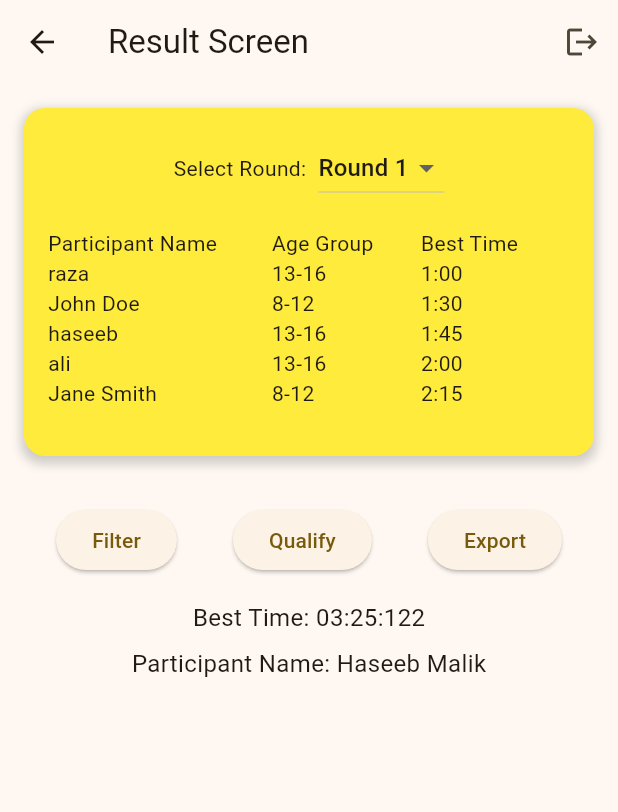
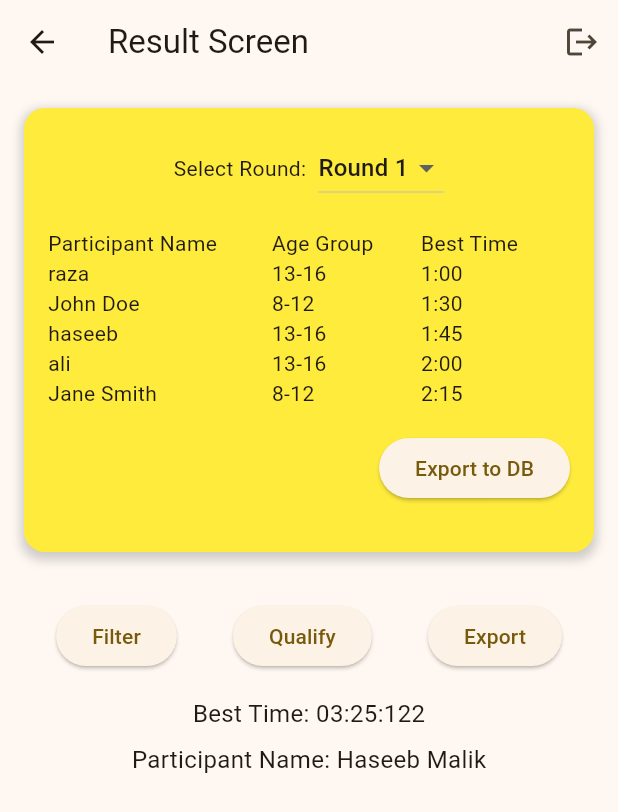
Before and after one commit to HaseebMalik22/Rubiks-Cube-App, a Flutter app: the DashboardScreen screen opened directly, after a tap on "Active", after a tap on "Results", on a phone screen of 412 x 824 dp. Shown: the top 812 px of the screen. Run offline on Flutter 3.47's test engine with Material 2 defaults, Android fonts, the phone set to English and light mode, and no system bars; our stand-ins replace fluttertoast; missing offline and left inert: qr_code_scanner.

Commit message:
second commit

```diff
--- a/lib/dashboard.dart
+++ b/lib/dashboard.dart
@@ -7,10 +7,10 @@ import 'package:rubikscube/resultscreen.dart';
 import 'package:rubikscube/roundsetup.dart';
 
 void main() {
-  runApp(DashboardApp());
+  runApp(MyApp());
 }
 
-class DashboardApp extends StatelessWidget {
+class MyApp extends StatelessWidget {
   @override
   Widget build(BuildContext context) {
     return MaterialApp(
@@ -29,11 +29,12 @@ class DashboardScreen extends StatefulWidget {
 }
 
 class _DashboardScreenState extends State<DashboardScreen> {
-  List<bool> roundToggleStates = [true, false, true];
+  List<bool> roundToggleStates = [true, false, false, false];
   List<List<bool>> attemptToggleStates = [
-    [true, false, true],
+    [true, false, false],
     [false, true, false],
-    [true, true, true],
+    [false, false, true],
+    [false, false, false],
   ];
 
   void toggleRoundState(int index) {
@@ -44,8 +45,9 @@ class _DashboardScreenState extends State<DashboardScreen> {
 
   void toggleAttemptState(int roundIndex, int attemptIndex) {
     setState(() {
-      attemptToggleStates[roundIndex][attemptIndex] =
-      !attemptToggleStates[roundIndex][attemptIndex];
+      for (int i = 0; i < attemptToggleStates[roundIndex].length; i++) {
+        attemptToggleStates[roundIndex][i] = (i == attemptIndex);
+      }
     });
   }
 
@@ -67,12 +69,10 @@ class _DashboardScreenState extends State<DashboardScreen> {
                   builder: (context) => Home(),
                 ),
               );
-
             },
           ),
         ],
       ),
-
       drawer: Drawer(
         child: ListView(
           padding: EdgeInsets.zero,
@@ -150,73 +150,42 @@ class _DashboardScreenState extends State<DashboardScreen> {
         child: Padding(
           padding: EdgeInsets.all(16.0),
           child: Column(
-            crossAxisAlignment: CrossAxisAlignment.stretch,
+            crossAxisAlignment: CrossAxisAlignment.start,
             children: <Widget>[
               Text(
-                'Rounds',
+                'Current Rounds',
                 style: TextStyle(
-                  fontSize: 18.0,
+                  fontSize: 20.0,
                   fontWeight: FontWeight.bold,
                 ),
               ),
-              SizedBox(height: 10.0),
-              Container(
-                decoration: BoxDecoration(
-                  color: Colors.yellow,
-                  borderRadius: BorderRadius.circular(14.0),
-                  boxShadow: [
-                    BoxShadow(
-                      color: Colors.black.withOpacity(0.3),
-                      spreadRadius: 2,
-                      blurRadius: 5,
-                      offset: Offset(0, 3),
+              SizedBox(height: 16.0),
+              SingleChildScrollView(
+                scrollDirection: Axis.horizontal,
+                child: Row(
+                  children: <Widget>[
+                    for (int i = 0; i < roundToggleStates.length; i++)
+                      RoundToggle(
+                        roundNumber: i + 1,
+                        active: roundToggleStates[i],
+                        onToggle: () => toggleRoundState(i),
+                        attemptToggleStates: attemptToggleStates[i],
+                        onAttemptToggle: (index) => toggleAttemptState(i, index),
                       ),
                   ],
-                ),
-                child: Padding(
-                  padding: EdgeInsets.all(16.0),
-                  child: Row(
-                    mainAxisAlignment: MainAxisAlignment.spaceEvenly,
-                    children: <Widget>[
-                      RoundToggle(
-                        roundNumber: 1,
-                        active: roundToggleStates[0],
-                        onToggle: () => toggleRoundState(0),
-                        attemptToggleStates: attemptToggleStates[0],
-                        onAttemptToggle: (index) => toggleAttemptState(0, index),
-                      ),
-                      RoundToggle(
-                        roundNumber: 2,
-                        active: roundToggleStates[1],
-                        onToggle: () => toggleRoundState(1),
-                        attemptToggleStates: attemptToggleStates[1],
-                        onAttemptToggle: (index) => toggleAttemptState(1, index),
-                      ),
-                      // RoundToggle(
-                      //   roundNumber: 3,
-                      //   active: roundToggleStates[2],
-                      //   onToggle: () => toggleRoundState(2),
-                      //   attemptToggleStates: attemptToggleStates[2],
-                      //   onAttemptToggle: (index) => toggleAttemptState(2, index),
-                      // ),
-                    ],
-                  ),
                 ),
               ),
               SizedBox(height: 20.0),
               Text(
                 'Actions',
                 style: TextStyle(
-                  fontSize: 18.0,
+                  fontSize: 20.0,
                   fontWeight: FontWeight.bold,
                 ),
               ),
-              SizedBox(height: 10.0),
+              SizedBox(height: 16.0),
               Expanded(
-                child: ListView(
-                  shrinkWrap: true,
-                  children: <Widget>[
-                    GridView.count(
+                child: GridView.count(
                   crossAxisCount: 2,
                   mainAxisSpacing: 20.0,
                   crossAxisSpacing: 16.0,
@@ -237,15 +206,85 @@ class _DashboardScreenState extends State<DashboardScreen> {
                     ),
                     DashboardBox(
                       image: AssetImage('assets/images/best-time.png'),
-                          text: 'Best time',
-                        ),
-                      ],
+                      text: 'Best Time',
                     ),
                   ],
                 ),
               ),
             ],
           ),
+        ),
+      ),
+    );
+  }
+}
+
+class RoundToggle extends StatelessWidget {
+  final int roundNumber;
+  final bool active;
+  final VoidCallback onToggle;
+  final List<bool> attemptToggleStates;
+  final Function(int) onAttemptToggle;
+
+  const RoundToggle({
+    required this.roundNumber,
+    required this.active,
+    required this.onToggle,
+    required this.attemptToggleStates,
+    required this.onAttemptToggle,
+  });
+
+  @override
+  Widget build(BuildContext context) {
+    return Card(
+      elevation: 4, // Add elevation for the drop shadow
+      shape: RoundedRectangleBorder(
+        borderRadius: BorderRadius.circular(16.0), // Set border radius for curved corners
+      ),
+      child: Container(
+        decoration: BoxDecoration(
+          borderRadius: BorderRadius.circular(16.0), // Set border radius for curved corners
+          color: Colors.yellow, // Set the background color to yellow
+        ),
+        padding: EdgeInsets.all(16.0), // Add padding for spacing
+        child: Column(
+          children: <Widget>[
+            Text(
+              'Round $roundNumber',
+              style: TextStyle(
+                fontSize: 16.0,
+                fontWeight: FontWeight.bold,
+              ),
+            ),
+            SizedBox(height: 10.0),
+            ElevatedButton(
+              onPressed: onToggle,
+              style: ElevatedButton.styleFrom(
+                primary: active ? Colors.green : Colors.red[400],
+              ),
+              child: Text(active ? 'Active' : 'Inactive'),
+            ),
+            SizedBox(height: 10.0),
+            SingleChildScrollView(
+              scrollDirection: Axis.horizontal,
+              child: Row(
+                children: <Widget>[
+                  for (int i = 0; i < attemptToggleStates.length; i++)
+                    Padding(
+                      padding: EdgeInsets.only(right: 10.0),
+                      child: ElevatedButton(
+                        onPressed: () => onAttemptToggle(i),
+                        style: ElevatedButton.styleFrom(
+                          primary: attemptToggleStates[i] ? Colors.green : Colors.red[400],
+                          padding: EdgeInsets.symmetric(horizontal: 20.0),
+                        ),
+                        child: Text('Attempt ${i + 1}'),
+                      ),
+                    ),
+                ],
+              ),
+            ),
+          ],
         ),
       ),
     );
@@ -283,7 +322,7 @@ class DashboardBox extends StatelessWidget {
               builder: (context) => ResultScreen(),
             ),
           );
-        } else if (text == 'Best time') {
+        } else if (text == 'Best Time') {
           // Replace the navigation with a toast message
           showToastMessage(context);
         }
@@ -294,7 +333,7 @@ class DashboardBox extends StatelessWidget {
           borderRadius: BorderRadius.circular(14.0),
           boxShadow: [
             BoxShadow(
-              color: Colors.white.withOpacity(0.3),
+              color: Colors.grey.withOpacity(0.3),
               spreadRadius: 2,
               blurRadius: 5,
               offset: Offset(0, 3),
@@ -335,50 +374,72 @@ class DashboardBox extends StatelessWidget {
   }
 }
 
-class RoundToggle extends StatelessWidget {
-  final int roundNumber;
-  final bool active;
-  final void Function()? onToggle;  // Update the property type
-  final List<bool> attemptToggleStates;
-  final Function(int) onAttemptToggle;
-
-  const RoundToggle({
-    required this.roundNumber,
-    required this.active,
-    required this.onToggle,
-    required this.attemptToggleStates,
-    required this.onAttemptToggle,
-  });
-
-  @override
-  Widget build(BuildContext context) {
-    return Column(
-      children: <Widget>[
-        Text(
-          'Round $roundNumber',
-          style: TextStyle(
-            fontWeight: FontWeight.bold,
-          ),
-        ),
-        SizedBox(height: 10.0),
-        ToggleButtons(
-          children: <Widget>[
-            Text('1st'),
-            Text('2nd'),
-            Text('3rd'),
-          ],
-          isSelected: attemptToggleStates,
-          onPressed: onAttemptToggle,
-        ),
-        SizedBox(height: 10.0),
-        ElevatedButton(
-          onPressed: onToggle,
-          child: Text(active ? 'Active' : 'Inactive'),
-          style: ElevatedButton.styleFrom(
-            primary: active ? Colors.green : Colors.red,
-          ),
-        ),
-      ],
-    );
-  }
-}
+// class ParticipantScreen extends StatelessWidget {
+//   @override
+//   Widget build(BuildContext context) {
+//     return Scaffold(
+//       appBar: AppBar(
+//         title: Text('Participants'),
+//       ),
+//       body: Center(
+//         child: Text('Participant Screen'),
+//       ),
+//     );
+//   }
+// }
+//
+// class JudgeScreen extends StatelessWidget {
+//   @override
+//   Widget build(BuildContext context) {
+//     return Scaffold(
+//       appBar: AppBar(
+//         title: Text('Judges'),
+//       ),
+//       body: Center(
+//         child: Text('Judge Screen'),
+//       ),
+//     );
+//   }
+// }
+//
+// class ResultScreen extends StatelessWidget {
+//   @override
+//   Widget build(BuildContext context) {
+//     return Scaffold(
+//       appBar: AppBar(
+//         title: Text('Results'),
+//       ),
+//       body: Center(
+//         child: Text('Result Screen'),
+//       ),
+//     );
+//   }
+// }
+//
+// class RoundSetupScreen extends StatelessWidget {
+//   @override
+//   Widget build(BuildContext context) {
+//     return Scaffold(
+//       appBar: AppBar(
+//         title: Text('Round Setup'),
+//       ),
+//       body: Center(
+//         child: Text('Round Setup Screen'),
+//       ),
+//     );
+//   }
+// }
+//
+// class Home extends StatelessWidget {
+//   @override
+//   Widget build(BuildContext context) {
+//     return Scaffold(
+//       appBar: AppBar(
+//         title: Text('Home'),
+//       ),
+//       body: Center(
+//         child: Text('Home Screen'),
+//       ),
+//     );
+//   }
+// }
--- a/lib/resultscreen.dart
+++ b/lib/resultscreen.dart
@@ -123,6 +123,18 @@ class _ResultScreenState extends State<ResultScreen> {
                             TableCell(child: Text(participant['bestTime'] ?? '-')),
                           ],
                         ),
+                    ],
+                  ),
+                  SizedBox(height: 16.0),
+                  Row(
+                    mainAxisAlignment: MainAxisAlignment.end,
+                    children: [
+                      ElevatedButton(
+                        onPressed: () {
+                          showExportDBDialog(context); // Show the export dialog
+                        },
+                        child: Text('Export to DB'),
+                      ),
                     ],
                   ),
                   SizedBox(height: 16.0),
@@ -287,14 +299,55 @@ class _ResultScreenState extends State<ResultScreen> {
                 },
                 child: Text('Export to CSV'),
               ),
+              // ElevatedButton(
+              //   onPressed: () {
+              //     exportToDB(tableName); // Pass the table name to the export method
+              //     Navigator.pop(context); // Close the dialog
+              //     showToast('Exported to DB');
+              //   },
+              //   child: Text('Export to DB'),
+              // ),
+              SizedBox(height: 16.0),
+              Text('Enter file name:'), // Add label for the text input field
+              TextField(
+                decoration: InputDecoration(
+                  labelText: 'File Name',
+                ),
+                onChanged: (value) {
+                  setState(() {
+                    tableName = value;
+                  });
+                },
+              ),
+            ],
+          ),
+        );
+      },
+    );
+  }
+
+
+  void showExportDBDialog(BuildContext context) {
+    String tableName = ''; // Variable to store the table name entered by the user
+
+    showDialog(
+      context: context,
+      builder: (BuildContext context) {
+        return AlertDialog(
+          title: Text('Export Participants'),
+          content: Column(
+            mainAxisSize: MainAxisSize.min,
+            children: [
+              Text('Select export format:'),
               ElevatedButton(
                 onPressed: () {
-                  exportToDB(tableName); // Pass the table name to the export method
+                  exportToCSV(tableName); // Pass the table name to the export method
                   Navigator.pop(context); // Close the dialog
                   showToast('Exported to DB');
                 },
                 child: Text('Export to DB'),
               ),
+
               SizedBox(height: 16.0),
               Text('Enter table name:'), // Add label for the text input field
               TextField(
```
Also changed, not shown: lib/editroundresults.dart (added, +72 -0 lines), lib/judgeroundselection.dart (+5 -4 lines), lib/judgescan.dart (+9 -9 lines), lib/listofrounds.dart (+15 -4 lines), assets/images/logorubiks-01.png (added). Lines whose indentation alone changed are shown as unchanged.
